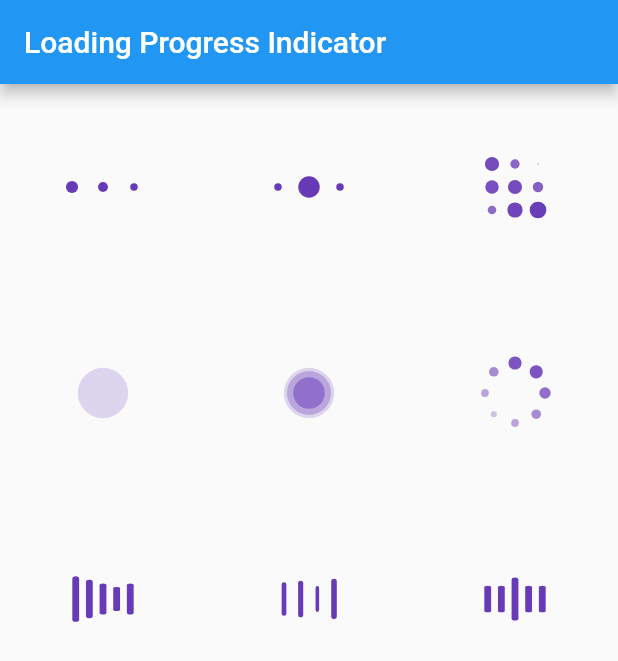
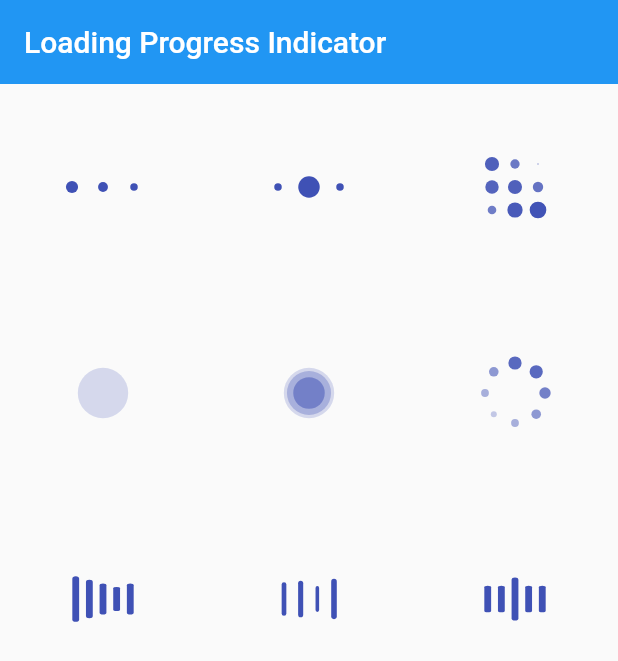
Before and after one commit to manuelduarte077/loading_progress_indicator, a Flutter app: the screen it shows after launch, on a phone screen of 412 x 824 dp. Shown: the top 661 px of the screen. Run offline on Flutter 3.47's test engine with Material 2 defaults, Android fonts, the phone set to English and light mode, and no system bars.

```diff
--- a/example/lib/main.dart
+++ b/example/lib/main.dart
@@ -1,7 +1,5 @@
 import 'package:flutter/material.dart';
-
 import 'package:loading_progress_indicator/loading_progress_indicator.dart';
-
 import 'package:loading_progress_indicator/progress_indicator/ball_beat_progress_indicator.dart';
 import 'package:loading_progress_indicator/progress_indicator/ball_grid_pulse_progress_indicator.dart';
 import 'package:loading_progress_indicator/progress_indicator/ball_pulse_progress_indicator.dart';
@@ -12,7 +10,9 @@ import 'package:loading_progress_indicator/progress_indicator/line_scale_party_p
 import 'package:loading_progress_indicator/progress_indicator/line_scale_progress_indicator.dart';
 import 'package:loading_progress_indicator/progress_indicator/line_scale_pulse_out_progress_indicator.dart';
 
-void main() => runApp(const MyApp());
+void main() {
+  runApp(const MyApp());
+}
 
 class MyApp extends StatelessWidget {
   const MyApp({Key? key}) : super(key: key);
@@ -25,6 +25,7 @@ class MyApp extends StatelessWidget {
       home: Scaffold(
         appBar: AppBar(
           title: const Text('Loading Progress Indicator'),
+          elevation: 0,
         ),
         body: LoadingProgressList(),
       ),
@@ -35,6 +36,7 @@ class MyApp extends StatelessWidget {
 class LoadingProgressList extends StatelessWidget {
   final indicatorProgressList = [
     BallPulseProgressIndicator(),
+    // PacmanProgressIndicator(),
     BallBeatProgressIndicator(),
     BallGridPulseProgressIndicator(),
     BallScaleProgressIndicator(),
@@ -51,19 +53,18 @@ class LoadingProgressList extends StatelessWidget {
   Widget build(BuildContext context) {
     return Center(
       child: GridView.builder(
-        gridDelegate:
-            const SliverGridDelegateWithFixedCrossAxisCount(crossAxisCount: 3),
+          gridDelegate: const SliverGridDelegateWithFixedCrossAxisCount(
+              crossAxisCount: 3),
           itemCount: indicatorProgressList.length,
           itemBuilder: (context, index) {
             return Center(
               child: LoadingProgressIndicator(
                 indicator: indicatorProgressList[index],
                 size: 50,
-              color: Colors.deepPurple,
+                color: Colors.indigo,
               ),
             );
-        },
-      ),
+          }),
     );
   }
 }
--- a/pubspec.yaml
+++ b/pubspec.yaml
@@ -1,7 +1,7 @@
 name: loading_progress_indicator
 description: a flutter widget to indicate loading progress. Easy to use, easy to extend
-version: 0.1.5
-homepage: https://github.com/manuelduarte077/loading_progress_indicator
+version: 0.1.6
+homepage: https://github.com/manuelduarte077
 
 environment:
   sdk: ">=2.16.2 <3.0.0"
```
Also changed, not shown: example/pubspec.yaml (+2 -58 lines), doc/home.gif (added), doc/home.png (added), example/pubspec.lock, 3 other files. Lines whose indentation alone changed are shown as unchanged.
